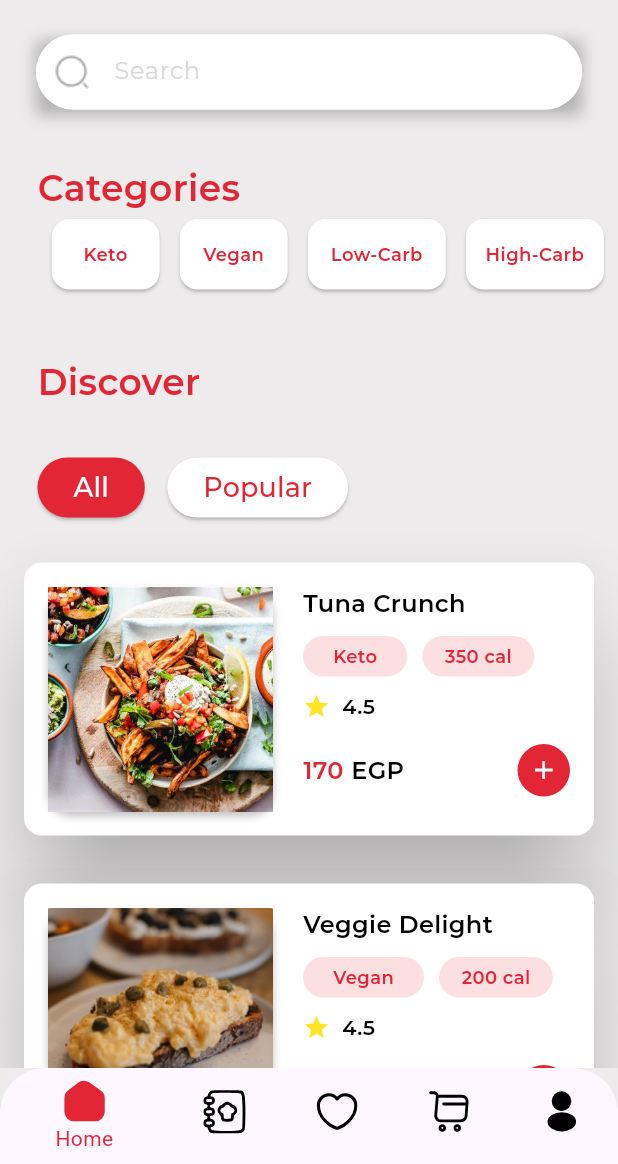
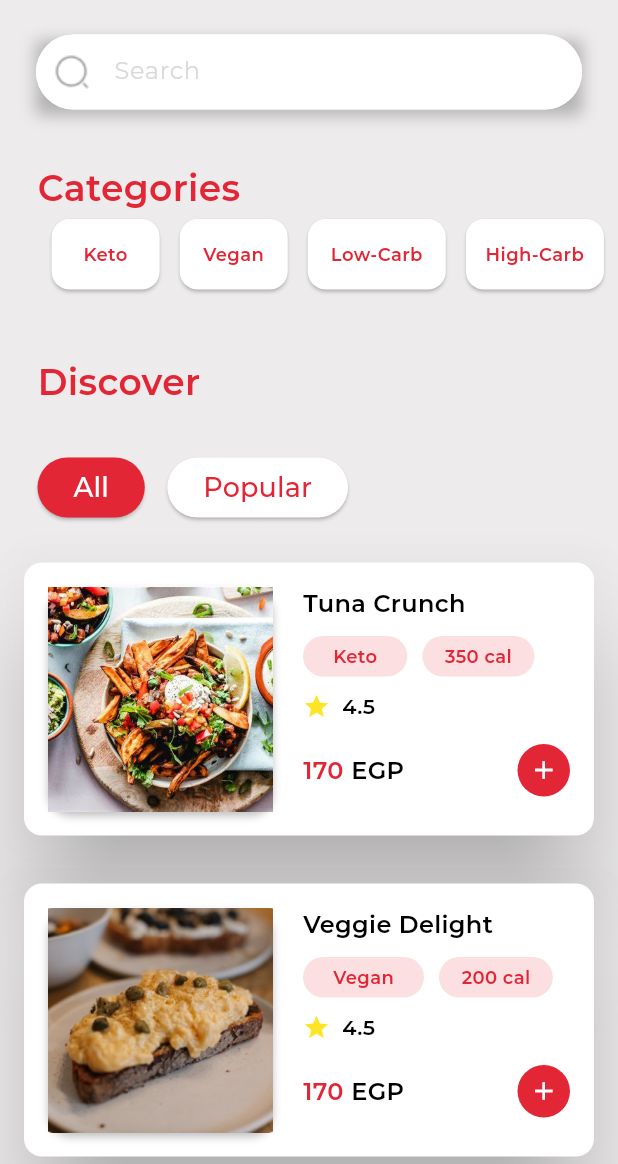
Before and after one commit to TechnoTitans-FitFat/FitFat-Flutter, a Flutter app: the screen it shows after launch, after a tap on "Diet", on a phone screen of 412 x 824 dp, the part 72-1236 px from its top. Run offline on Flutter 3.47's test engine with Material 3 defaults, Android fonts, the phone set to English and light mode, and no system bars; our stand-ins replace device_preview, dio, equatable, flutter_bloc, flutter_svg, font_awesome_flutter and 7 more; network calls fail.

Commit message:
functinality bottom bar part one

```diff
--- a/lib/core/widgets/custom_bottom_nav_bar.dart
+++ b/lib/core/widgets/custom_bottom_nav_bar.dart
@@ -2,21 +2,15 @@ import 'package:fitfat/core/constants/light_colors.dart';
 import 'package:flutter/material.dart';
 import 'package:flutter_svg/flutter_svg.dart';
 
-class CustomBottomNavBar extends StatefulWidget {
-  const CustomBottomNavBar({super.key});
+class CustomBottomNavBar extends StatelessWidget {
+  final int selectedIndex;
+  final Function(int) onTapped;
 
-  @override
-  State<CustomBottomNavBar> createState() => _CustomBottomNavBarState();
-}
-
-class _CustomBottomNavBarState extends State<CustomBottomNavBar> {
-  int selectedIndex = 0;
-
-  void onTapped(int index) {
-    setState(() {
-      selectedIndex = index;
-    });
-  }
+  const CustomBottomNavBar({
+    super.key,
+    required this.selectedIndex,
+    required this.onTapped,
+  });
 
   @override
   Widget build(BuildContext context) {
@@ -44,8 +38,9 @@ class _CustomBottomNavBarState extends State<CustomBottomNavBar> {
     return BottomNavigationBarItem(
       icon: SvgPicture.asset(
         assetPath,
-       color: selectedIndex == index ? AppLightColor.mainColor :AppLightColor.blackColor,
-       //colorFilter: const ColorFilter.mode(Colors.black, BlendMode.srcIn)
+        color: selectedIndex == index
+            ? AppLightColor.mainColor
+            : AppLightColor.blackColor,
       ),
       label: label,
     );
--- a/lib/features/favourites/presentation/views/favourites_view.dart
+++ b/lib/features/favourites/presentation/views/favourites_view.dart
@@ -20,9 +20,9 @@ class FavouritesView extends StatelessWidget {
                     .copyWith(color: AppLightColor.mainColor))),
       ),
       body: const FavouritesViewBody(),
-      bottomNavigationBar: Container(
-          color: AppLightColor.backgroundColor,
-          child: const CustomBottomNavBar()),
+     // bottomNavigationBar: Container(
+       //   color: AppLightColor.backgroundColor,
+         // child: const CustomBottomNavBar()),
     );
   }
 }
--- a/lib/features/main/presentaion/allergy_category/views/allergy_view.dart
+++ b/lib/features/main/presentaion/allergy_category/views/allergy_view.dart
@@ -13,7 +13,7 @@ class AllergyView extends StatelessWidget {
       backgroundColor: AppLightColor.backgroundColor,
       appBar: CustomAppBar(title: 'Allergy'),
       body: AllergyViewBody(),
-      bottomNavigationBar: CustomBottomNavBar(),
+      //bottomNavigationBar: CustomBottomNavBar(),
     );
   }
 }
--- a/lib/features/main/presentaion/diabetes_category/views/diabetes_view.dart
+++ b/lib/features/main/presentaion/diabetes_category/views/diabetes_view.dart
@@ -13,7 +13,7 @@ class DiabetesView extends StatelessWidget {
       backgroundColor: AppLightColor.backgroundColor,
       appBar: CustomAppBar(title: 'Diabetes'),
       body: DiabetesViewBody(),
-      bottomNavigationBar: CustomBottomNavBar(),
+     // bottomNavigationBar: CustomBottomNavBar(),
     );
   }
 }
--- a/lib/features/main/presentaion/diet_category/views/diet_view.dart
+++ b/lib/features/main/presentaion/diet_category/views/diet_view.dart
@@ -13,7 +13,7 @@ class DietView extends StatelessWidget {
       backgroundColor: AppLightColor.backgroundColor,
       appBar: CustomAppBar(title: 'Diet'),
       body: DietViewBody(),
-      bottomNavigationBar: CustomBottomNavBar(),
+     // bottomNavigationBar: CustomBottomNavBar(),
     );
   }
 }
--- a/lib/features/main/presentaion/views/main_screen.dart
+++ b/lib/features/main/presentaion/views/main_screen.dart
@@ -1,11 +1,15 @@
 import 'package:fitfat/core/constants/light_colors.dart';
 import 'package:fitfat/core/utils/app_styles.dart';
 import 'package:fitfat/core/widgets/custom_bottom_nav_bar.dart';
+import 'package:fitfat/features/cart/presentation/views/cart_screen.dart';
+import 'package:fitfat/features/favourites/presentation/views/favourites_view.dart';
 import 'package:fitfat/features/main/presentaion/widgets/categories_list.dart';
 import 'package:fitfat/features/main/presentaion/widgets/custom_dots.dart';
 import 'package:fitfat/features/main/presentaion/widgets/custom_suggestion_grid_view.dart';
 import 'package:fitfat/core/widgets/custom_text_filed_search.dart';
 import 'package:fitfat/features/main/presentaion/widgets/custom_title.dart';
+import 'package:fitfat/features/menu/presentation/views/menu_screen.dart';
+import 'package:fitfat/features/profile/presentation/views/profile_view.dart';
 import 'package:fitfat/features/suggestions/presentation/views/suggestion_view.dart';
 import 'package:flutter/material.dart';
 
@@ -19,6 +23,12 @@ class MainScreen extends StatefulWidget {
 
 class _MainScreenState extends State<MainScreen> {
   int selectedIndex = 0;
+
+  void onTapped(int index) {
+    setState(() {
+      selectedIndex = index;
+    });
+  }
 
   @override
   Widget build(BuildContext context) {
@@ -82,16 +92,18 @@ class _MainScreenState extends State<MainScreen> {
         ),
       ),
     ),
-    const Center(child: Text('Favourite Screen')),
-    const Center(child: Text('Book Screen')),
-    const Center(child: Text('List Screen')),
-    const Center(child: Text('Profile Screen')),
+     const MenuScreen(),
+      const FavouritesView(),
+      const CartScreen(),
+      const ProfileView(),
   ];
-
 
     return Scaffold(
         backgroundColor: AppLightColor.backgroundColor,
         body: screens[selectedIndex],
-        bottomNavigationBar: const CustomBottomNavBar());
+        bottomNavigationBar: CustomBottomNavBar(
+           selectedIndex:selectedIndex ,
+           onTapped: onTapped,
+          ));
   }
 }
--- a/lib/features/profile/presentation/views/profile_view.dart
+++ b/lib/features/profile/presentation/views/profile_view.dart
@@ -10,7 +10,7 @@ class ProfileView extends StatelessWidget {
     return const Scaffold(
       backgroundColor: Color(0xffFBE0E2),
       body: ProfileViewBody(),
-      bottomNavigationBar: CustomBottomNavBar(),
+      //bottomNavigationBar: CustomBottomNavBar(),
     );
   }
 }
--- a/lib/features/suggestions/presentation/views/suggestion_view.dart
+++ b/lib/features/suggestions/presentation/views/suggestion_view.dart
@@ -24,7 +24,7 @@ class SuggestionView extends StatelessWidget {
           ),
         ),
       ),
-      bottomNavigationBar: CustomBottomNavBar(),
+    //  bottomNavigationBar: CustomBottomNavBar(),
     );
   }
 }
```
Also changed, not shown: lib/features/cart/presentation/views/cart_screen.dart (added, +10 -0 lines), lib/features/menu/presentation/views/menu_screen.dart (added, +10 -0 lines).
